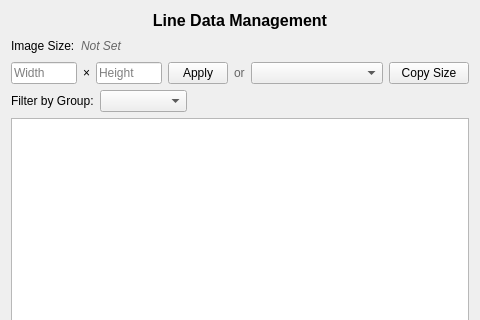
Old version of the form src/WhiskerToolbox/DataManager_Widget/Line_Widget/Line_Widget.ui in the repository paulmthompson/WhiskerToolbox; both pictures show x 0 to 480 and y 0 to 320 of the 480 by 600 pixel window.
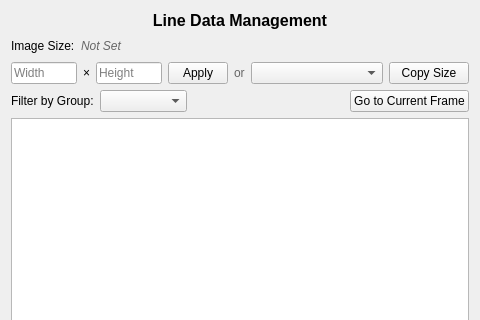
New version of the form. Custom widgets are drawn as their Qt base class.

Commit message: can snap to current frame scrolling

Diff of the .ui file:
```diff
--- a/src/WhiskerToolbox/DataManager_Widget/Line_Widget/Line_Widget.ui
+++ b/src/WhiskerToolbox/DataManager_Widget/Line_Widget/Line_Widget.ui
@@ -183,6 +183,16 @@
        </property>
       </spacer>
      </item>
+     <item>
+      <widget class="QPushButton" name="autoScrollButton">
+       <property name="text">
+        <string>Go to Current Frame</string>
+       </property>
+       <property name="toolTip">
+        <string>Scroll table to show data for the current time frame</string>
+       </property>
+      </widget>
+     </item>
     </layout>
    </item>
    <item>
```
The commit also changes 4 other files.
